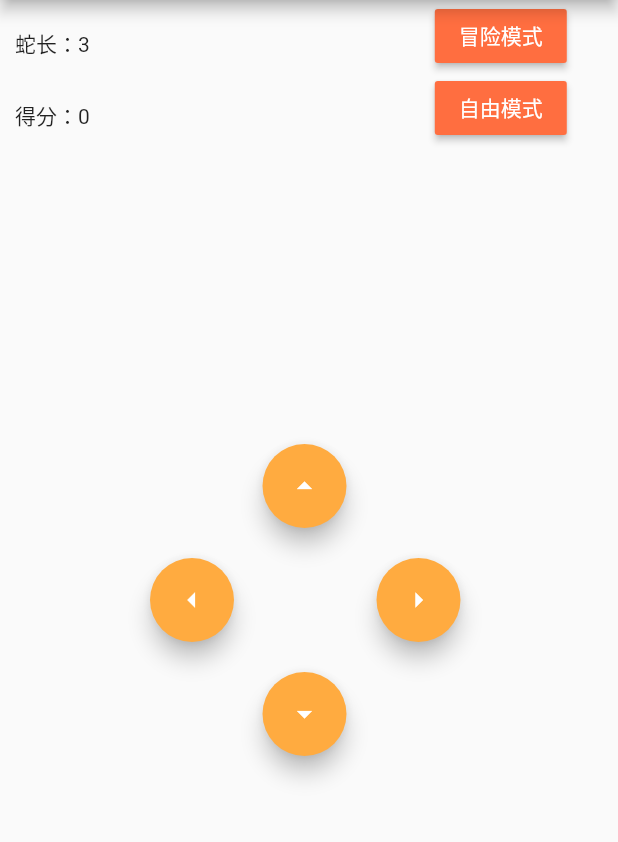
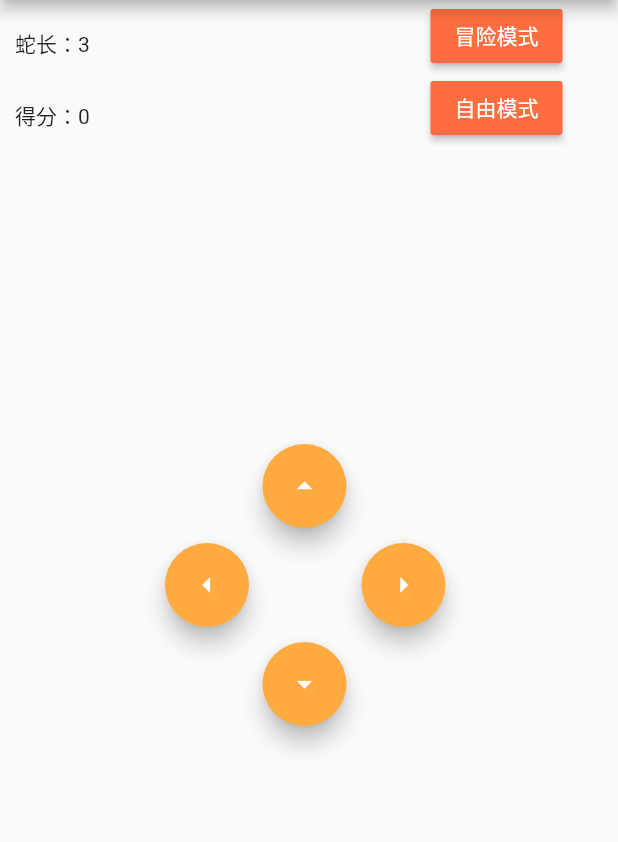
Before and after one commit to AthleticsNero/Snake, a Flutter app: the screen it shows after launch, on a phone screen of 412 x 824 dp, the part 84-926 px from its top. Run offline on Flutter 3.47's test engine with Material 2 defaults, Android fonts, the phone set to English and light mode, and no system bars; missing offline and left inert: mqtt_client.

Commit message:
最终版
app里调整了按键相对位置。arduino整合了速度（延迟时间）函数

```diff
--- a/lib/main.dart
+++ b/lib/main.dart
@@ -192,6 +192,7 @@ class _MyHomePageState extends State<MyHomePage>{
           new Row(
             children: <Widget>[
               new Container(
+                width:107,
                 padding: EdgeInsets.fromLTRB(10, 10, 0, 0),
                 child:Text(
                     "蛇长："+
@@ -199,7 +200,7 @@ class _MyHomePageState extends State<MyHomePage>{
                 ),
               ),
               new Container(
-                padding: EdgeInsets.fromLTRB(230, 0, 0, 0),
+                padding: EdgeInsets.fromLTRB(180, 0, 0, 0),
                 child: RaisedButton(
                   child: Text('冒险模式'),
                   onPressed: (){
@@ -217,6 +218,7 @@ class _MyHomePageState extends State<MyHomePage>{
           new Row(
             children: <Widget>[
               new Container(
+                width: 107,
                 padding: EdgeInsets.fromLTRB(10, 10, 0, 0),
                 child: Text(
                     "得分："+
@@ -224,7 +226,7 @@ class _MyHomePageState extends State<MyHomePage>{
                 ),
               ),
               new Container(
-                padding: EdgeInsets.fromLTRB(230, 0, 0, 0),
+                margin: EdgeInsets.fromLTRB(180, 0, 0, 0),
                 child: RaisedButton(
                   child: new Text('自由模式'),
                   onPressed: _FreeModeOption,
@@ -238,7 +240,7 @@ class _MyHomePageState extends State<MyHomePage>{
             children: <Widget>[
               new Container(
 //                width: 250,
-                padding: EdgeInsets.fromLTRB(175, 200, 0, 20),
+                padding: EdgeInsets.fromLTRB(175, 200, 0, 10),
                 child: FloatingActionButton(
                   child: new Icon(Icons.arrow_drop_up),
                   onPressed: (){
@@ -254,7 +256,7 @@ class _MyHomePageState extends State<MyHomePage>{
             children: <Widget>[
               new Container(
 //                width: 150,
-                padding: EdgeInsets.fromLTRB(100, 0, 50, 20),
+                padding: EdgeInsets.fromLTRB(110, 0, 30, 10),
                 child: FloatingActionButton(
                     child:  new Icon(Icons.arrow_left),
                     onPressed:(){
@@ -267,7 +269,7 @@ class _MyHomePageState extends State<MyHomePage>{
               ),
               new Container(
 //                width: 150,
-                padding: EdgeInsets.fromLTRB(45, 0, 0, 20),
+                padding: EdgeInsets.fromLTRB(45, 0, 0, 10),
                 child: FloatingActionButton(
                   onPressed: (){
                     _pubMsg = 'D';
@@ -284,6 +286,7 @@ class _MyHomePageState extends State<MyHomePage>{
               new Container(
                 padding: EdgeInsets.fromLTRB(175, 0, 0, 0),
                 child: FloatingActionButton(
+
                     onPressed:(){
                       _pubMsg = 'S';
                       _pubMessage();
```
Also changed, not shown: 1 other file.
